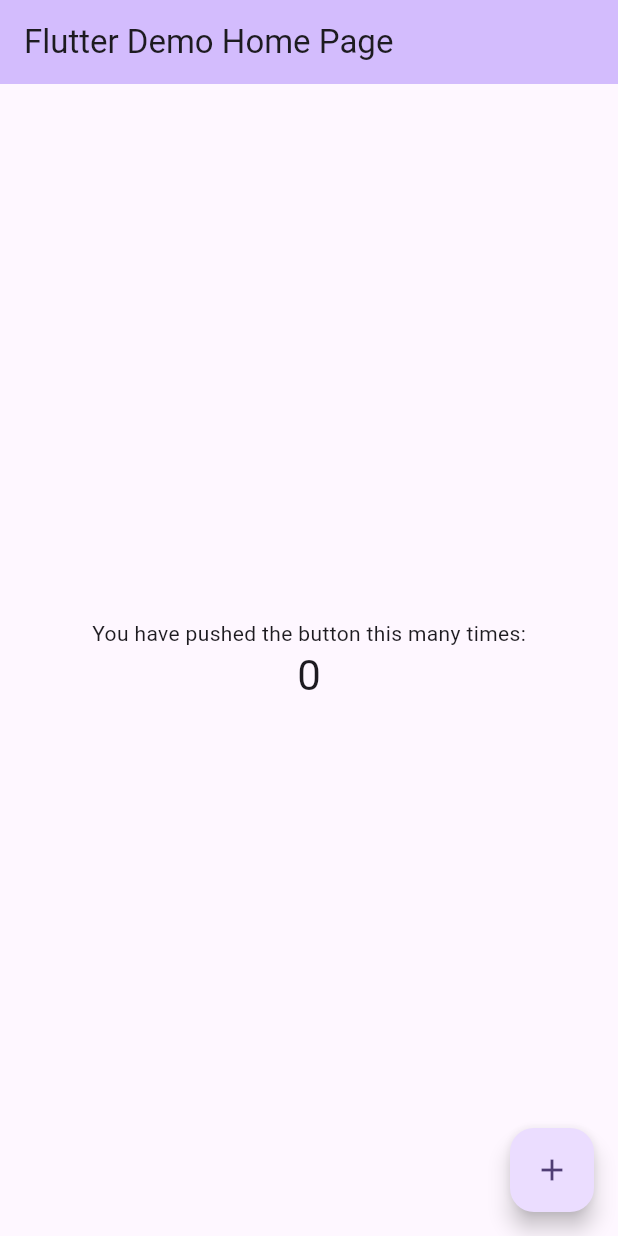
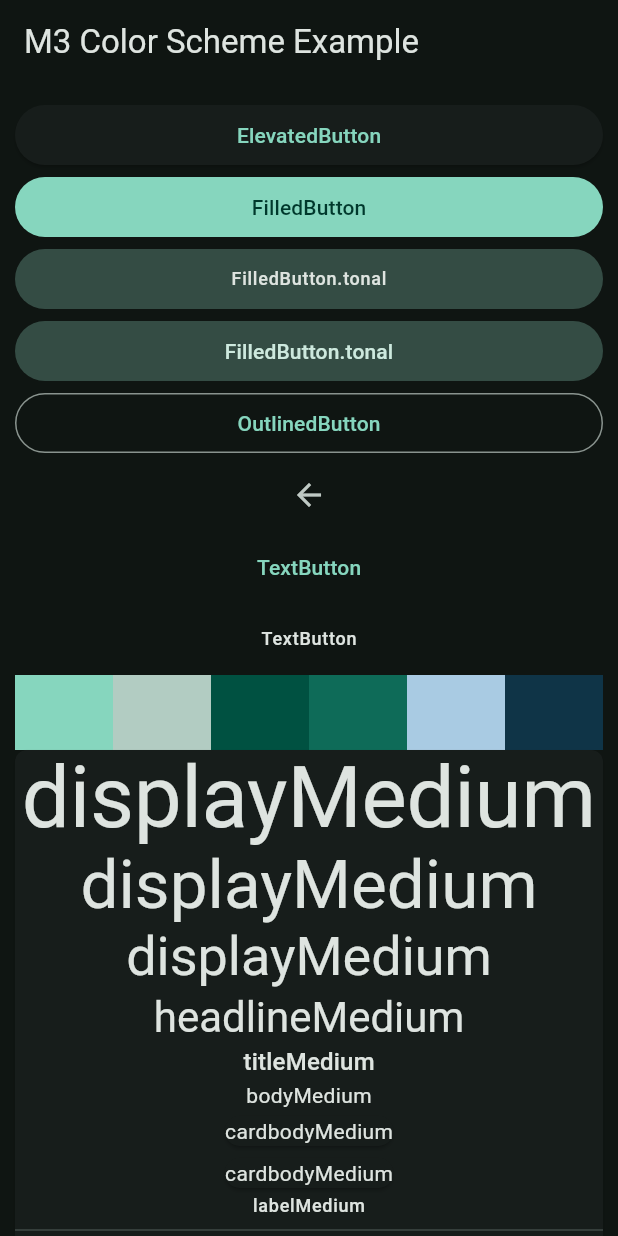
Before and after one commit to liubart123/life_log_2, a Flutter app: the screen it shows after launch, on a phone screen of 412 x 824 dp. Run offline on Flutter 3.47's test engine with Material 2 defaults, Android fonts, the phone set to English and light mode, and no system bars.

Commit message:
basic theme testing (very basic)

```diff
--- a/lib/main.dart
+++ b/lib/main.dart
@@ -1,4 +1,6 @@
 import 'package:flutter/material.dart';
+
+import 'test_of_flutter_possibilities/flutter_theme_test.dart';
 
 void main() {
   runApp(const MyApp());
@@ -7,119 +9,21 @@ void main() {
 class MyApp extends StatelessWidget {
   const MyApp({super.key});
 
-  // This widget is the root of your application.
   @override
   Widget build(BuildContext context) {
     return MaterialApp(
       title: 'Flutter Demo',
       theme: ThemeData(
-        // This is the theme of your application.
-        //
-        // TRY THIS: Try running your application with "flutter run". You'll see
-        // the application has a blue toolbar. Then, without quitting the app,
-        // try changing the seedColor in the colorScheme below to Colors.green
-        // and then invoke "hot reload" (save your changes or press the "hot
-        // reload" button in a Flutter-supported IDE, or press "r" if you used
-        // the command line to start the app).
-        //
-        // Notice that the counter didn't reset back to zero; the application
-        // state is not lost during the reload. To reset the state, use hot
-        // restart instead.
-        //
-        // This works for code too, not just values: Most code changes can be
-        // tested with just a hot reload.
-        colorScheme: ColorScheme.fromSeed(seedColor: Colors.deepPurple),
+        colorScheme: ColorScheme.fromSeed(
+          seedColor: Color(0x09201a),
+          // tertiary: Colors.amber,
+          brightness: Brightness.dark,
+        ),
+        // hintColor: Colors.amber,
+        //brightness: Brightness.dark,
         useMaterial3: true,
       ),
-      home: const MyHomePage(title: 'Flutter Demo Home Page'),
+      home: const FlutterThemeTest(),
     );
   }
 }
-
-class MyHomePage extends StatefulWidget {
-  const MyHomePage({super.key, required this.title});
-
-  // This widget is the home page of your application. It is stateful, meaning
-  // that it has a State object (defined below) that contains fields that affect
-  // how it looks.
-
-  // This class is the configuration for the state. It holds the values (in this
-  // case the title) provided by the parent (in this case the App widget) and
-  // used by the build method of the State. Fields in a Widget subclass are
-  // always marked "final".
-
-  final String title;
-
-  @override
-  State<MyHomePage> createState() => _MyHomePageState();
-}
-
-class _MyHomePageState extends State<MyHomePage> {
-  int _counter = 0;
-
-  void _incrementCounter() {
-    setState(() {
-      // This call to setState tells the Flutter framework that something has
-      // changed in this State, which causes it to rerun the build method below
-      // so that the display can reflect the updated values. If we changed
-      // _counter without calling setState(), then the build method would not be
-      // called again, and so nothing would appear to happen.
-      _counter++;
-    });
-  }
-
-  @override
-  Widget build(BuildContext context) {
-    // This method is rerun every time setState is called, for instance as done
-    // by the _incrementCounter method above.
-    //
-    // The Flutter framework has been optimized to make rerunning build methods
-    // fast, so that you can just rebuild anything that needs updating rather
-    // than having to individually change instances of widgets.
-    return Scaffold(
-      appBar: AppBar(
-        // TRY THIS: Try changing the color here to a specific color (to
-        // Colors.amber, perhaps?) and trigger a hot reload to see the AppBar
-        // change color while the other colors stay the same.
-        backgroundColor: Theme.of(context).colorScheme.inversePrimary,
-        // Here we take the value from the MyHomePage object that was created by
-        // the App.build method, and use it to set our appbar title.
-        title: Text(widget.title),
-      ),
-      body: Center(
-        // Center is a layout widget. It takes a single child and positions it
-        // in the middle of the parent.
-        child: Column(
-          // Column is also a layout widget. It takes a list of children and
-          // arranges them vertically. By default, it sizes itself to fit its
-          // children horizontally, and tries to be as tall as its parent.
-          //
-          // Column has various properties to control how it sizes itself and
-          // how it positions its children. Here we use mainAxisAlignment to
-          // center the children vertically; the main axis here is the vertical
-          // axis because Columns are vertical (the cross axis would be
-          // horizontal).
-          //
-          // TRY THIS: Invoke "debug painting" (choose the "Toggle Debug Paint"
-          // action in the IDE, or press "p" in the console), to see the
-          // wireframe for each widget.
-          mainAxisAlignment: MainAxisAlignment.center,
-          children: <Widget>[
-            const Text(
-              'You have pushed the button this many times:',
-            ),
-            Text(
-              '$_counter',
-              style: Theme.of(context).textTheme.headlineMedium,
-            ),
-          ],
-        ),
-      ),
-      floatingActionButton: FloatingActionButton(
-        onPressed: _incrementCounter,
-        tooltip: 'Increment',
-        child: const Icon(Icons.add),
-      ), // This trailing comma makes auto-formatting nicer for build methods.
-    );
-  }
-}
--- /dev/null
+++ b/lib/test_of_flutter_possibilities/flutter_theme_test.dart
@@ -0,0 +1,137 @@
+import 'dart:ui';
+
+import 'package:flutter/material.dart';
+import 'package:life_log_2/main.dart';
+
+class FlutterThemeTest extends StatefulWidget {
+  const FlutterThemeTest({super.key});
+
+  @override
+  State<FlutterThemeTest> createState() => _FlutterThemeTestState();
+}
+
+class _FlutterThemeTestState extends State<FlutterThemeTest> {
+  @override
+  Widget build(BuildContext context) {
+    return Scaffold(
+      appBar: AppBar(
+        title: const Text('M3 Color Scheme Example'),
+      ),
+      body: ListView(
+        shrinkWrap: true,
+        scrollDirection: Axis.vertical,
+        padding: EdgeInsets.all(10),
+        children: <Widget>[
+          ElevatedButton(
+            onPressed: () {},
+            child: Text("ElevatedButton"),
+          ),
+          FilledButton(
+            onPressed: () {},
+            child: Text("FilledButton"),
+          ),
+          FilledButton.tonal(
+            onPressed: () {},
+            child: Text("FilledButton.tonal",
+                style: Theme.of(context).textTheme.labelMedium),
+          ),
+          FilledButton.tonal(
+            onPressed: () {},
+            child: Text("FilledButton.tonal"),
+          ),
+          OutlinedButton(
+            onPressed: () {},
+            child: Text("OutlinedButton"),
+          ),
+          BackButton(
+            onPressed: () {},
+          ),
+          TextButton(
+            onPressed: () {},
+            child: Text("TextButton"),
+          ),
+          TextButton(
+            onPressed: () {},
+            child: Text("TextButton",
+                style: Theme.of(context).textTheme.labelMedium),
+          ),
+          SizedBox(
+            height: 50,
+            child: Row(
+              mainAxisSize: MainAxisSize.max,
+              crossAxisAlignment: CrossAxisAlignment.stretch,
+              mainAxisAlignment: MainAxisAlignment.spaceBetween,
+              children: [
+                Expanded(
+                  child: Container(
+                    color: Theme.of(context).colorScheme.primary,
+                  ),
+                ),
+                Expanded(
+                  child: Container(
+                    color: Theme.of(context).colorScheme.secondary,
+                  ),
+                ),
+                Expanded(
+                  child: Container(
+                    color: Theme.of(context).colorScheme.primaryContainer,
+                  ),
+                ),
+                Expanded(
+                  child: Container(
+                    color: Theme.of(context).colorScheme.inversePrimary,
+                  ),
+                ),
+                Expanded(
+                  child: Container(
+                    color: Theme.of(context).colorScheme.tertiary,
+                  ),
+                ),
+                Expanded(
+                  child: Container(
+                    color: Theme.of(context).colorScheme.onTertiary,
+                  ),
+                ),
+              ],
+            ),
+          ),
+          Card(
+            margin: EdgeInsets.zero,
+            shape: RoundedRectangleBorder(
+              borderRadius: BorderRadius.circular(8.0),
+            ),
+            child: Column(
+              children: [
+                Text("displayMedium",
+                    style: Theme.of(context).textTheme.displayLarge),
+                Text("displayMedium",
+                    style: Theme.of(context).textTheme.displayMedium),
+                Text("displayMedium",
+                    style: Theme.of(context).textTheme.displaySmall),
+                Text("headlineMedium",
+                    style: Theme.of(context).textTheme.headlineMedium),
+                Text("titleMedium",
+                    style: Theme.of(context).textTheme.titleMedium),
+                Text("bodyMedium",
+                    style: Theme.of(context).textTheme.bodyMedium),
+                Card(
+                  child: Text("cardbodyMedium",
+                      style: Theme.of(context).textTheme.bodyMedium),
+                ),
+                Card(
+                  child: Text("cardbodyMedium",
+                      style: Theme.of(context).textTheme.bodyMedium),
+                ),
+                Text("labelMedium",
+                    style: Theme.of(context).textTheme.labelMedium),
+                Divider(),
+                Text("labelMedium",
+                    style: Theme.of(context).textTheme.labelMedium),
+              ],
+            ),
+          )
+        ],
+      ),
+    );
+  }
+}
```
